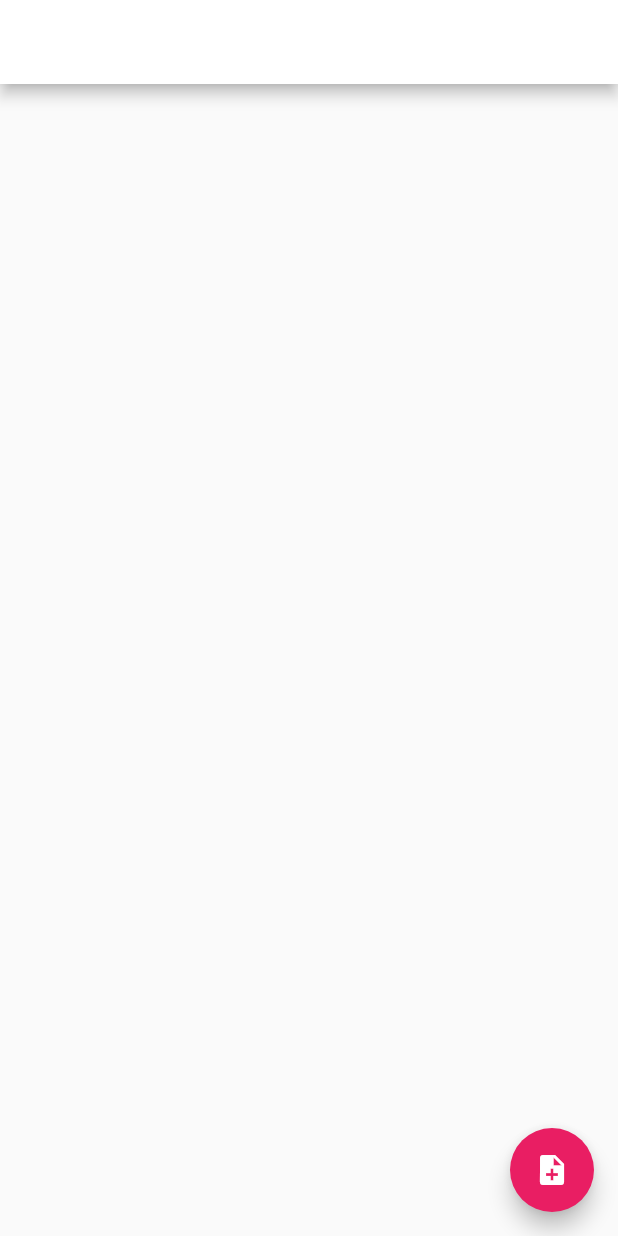
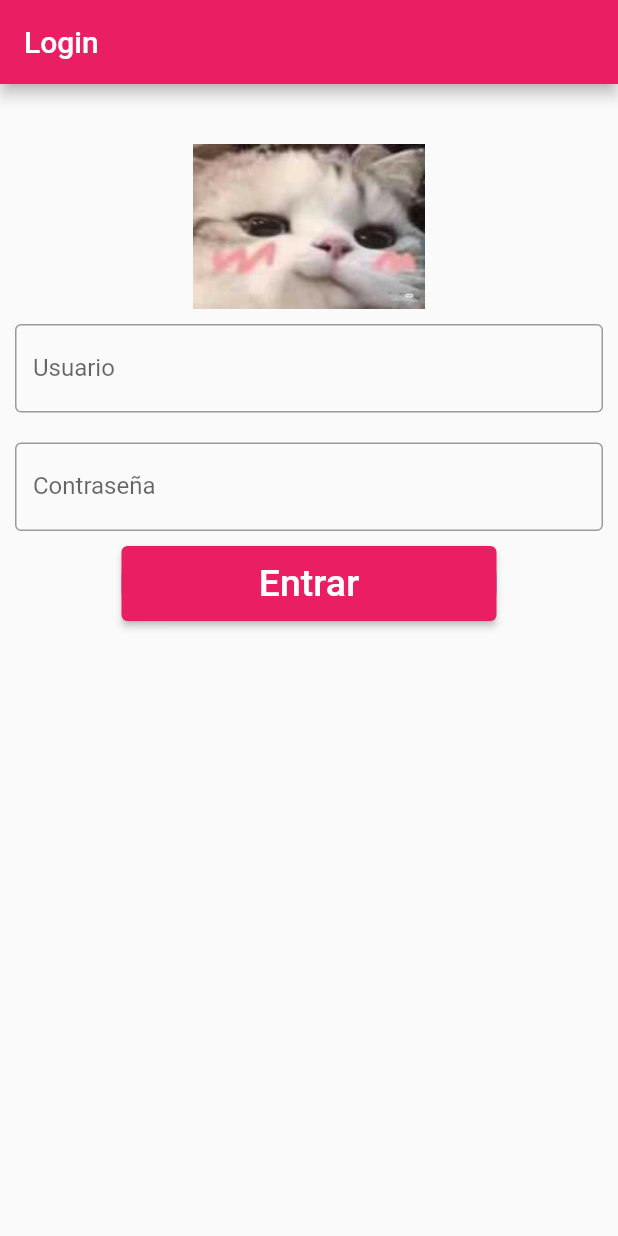
Before and after one commit to FernandoAHQ/NOTAS_JAVI, a Flutter app: the screen it shows after launch, on a phone screen of 412 x 824 dp. Run offline on Flutter 3.47's test engine with Material 2 defaults, Android fonts, the phone set to English and light mode, and no system bars; our stand-ins replace animated_splash_screen, page_transition.

Commit message:
Login creado pero aun no funcional

```diff
--- /dev/null
+++ b/lib/data/users_account_data.dart
@@ -0,0 +1,22 @@
+import '../models/account_model.dart';
+
+List<CuentaModel> cuentas = [
+  CuentaModel(usuario: 'Javier Pech',
+  contrasena: '123456789',
+  correo: 'davidpech161@gmail.com'
+  ),
+   CuentaModel(usuario: 'Raul',
+  contrasena: 'abcdefghi',
+  correo: 'omar_niño_de_dios21@gmail.com',
+  ),
+];
+
+bool obtenerDatosDeUsuario(String identificador, String contrasena){
+
+  for (var element in cuentas) {
+    if ((identificador == element.usuario || identificador == element.correo) && contrasena == element.contrasena) {
+      return true;
+    }
+  }
+  return false;
+}
--- a/lib/main.dart
+++ b/lib/main.dart
@@ -1,6 +1,7 @@
+import 'package:animated_splash_screen/animated_splash_screen.dart';
 import 'package:flutter/material.dart';
-
-import 'otro.dart';
+import 'package:page_transition/page_transition.dart';
+import 'screens/login_screen.dart';
 
 void main() {
   runApp(const MyApp());
@@ -18,7 +19,30 @@ class MyApp extends StatelessWidget {
       theme: ThemeData(
         primarySwatch: Colors.pink,
       ),
-      home: const MyHomePage(title: 'Flutter Demo Home Page'),
+      home: AnimatedSplashScreen(
+        duration: 300,
+        animationDuration: const Duration(milliseconds: 900),
+        nextScreen: const LoginScreen(),
+        splash: const Icon(
+          Icons.home_filled,
+          color: Colors.white,
+          size: 250.0,
+          ),
+        splashIconSize: 250.0,
+        splashTransition: SplashTransition.fadeTransition,
+        pageTransitionType: PageTransitionType.fade,
+        backgroundColor: Colors.pinkAccent,
+      ),
     );
   }
 }
+
+
+class LoginScreen extends StatelessWidget {
+  const LoginScreen({super.key});
+
+  @override
+  Widget build(BuildContext context) {
+    return const Login();
+  }
+}
--- /dev/null
+++ b/lib/models/account_model.dart
@@ -0,0 +1,11 @@
+class CuentaModel {
+  String usuario;
+  String contrasena;
+  String correo;
+
+  CuentaModel({
+    required this.usuario,
+    required this.contrasena,
+    required this.correo,
+  });
+}
--- /dev/null
+++ b/lib/screens/login_screen.dart
@@ -0,0 +1,72 @@
+import 'package:flutter/material.dart';
+
+import '../otro.dart';
+
+class Login extends StatefulWidget {
+  const Login({super.key});
+
+  @override
+  State<Login> createState() => _LoginState();
+}
+
+class _LoginState extends State<Login> {
+  @override
+  Widget build(BuildContext context) {
+    return Scaffold(
+      appBar: AppBar(
+        title: const Text('Login '),
+      ),
+      body: Column(
+        children: [
+          Container(
+            height: 150.0,
+            width: 190.0,
+            padding: const EdgeInsets.only(top: 40),
+            decoration: BoxDecoration(
+              borderRadius: BorderRadius.circular(200),
+            ),
+            child: Center(
+              child: Image.asset('assets/images/gatito.jpeg'),
+            ),
+          ),
+          const Padding(
+            padding: EdgeInsets.all(10.0),
+            child: TextField(
+              decoration: InputDecoration(
+                border: OutlineInputBorder(),
+                labelText: 'Usuario',
+                hintText: 'Ingrese un correo valido'
+              ),
+            ),
+          ),
+          const Padding(
+            padding: EdgeInsets.all(10.0),
+            child: TextField(
+              obscureText: true,
+              decoration: InputDecoration(
+                border: OutlineInputBorder(),
+                labelText: 'Contraseña',
+                hintText: 'Ingrese su contraseña'
+              ),
+            ),
+          ),
+          Container(
+            height: 50,
+            width: 250,
+            decoration: BoxDecoration(
+                color: Colors.blue, borderRadius: BorderRadius.circular(20)),
+            child: ElevatedButton(
+              onPressed: () {
+                Navigator.pushReplacement(
+                    context, MaterialPageRoute(builder: (context) => const MyHomePage(title: 'Flutter Demo Home Page')));
+              },
+              child: const Text(
+                'Entrar',
+                style: TextStyle(color: Colors.white, fontSize: 25),
+              ),
+            ),
+          ),
+        ]),
+    );
+  }
+}
--- a/lib/widgets/nota.dart
+++ b/lib/widgets/nota.dart
@@ -21,7 +21,9 @@ class Nota extends StatelessWidget {
         );
       },
       child: Card(
+        margin: const EdgeInsets.all(3.0),
         child: ListTile(
+          isThreeLine: true,
           title: Text(
             nota.titulo,
             maxLines: 1,
@@ -29,7 +31,7 @@ class Nota extends StatelessWidget {
           ),
           subtitle: Text(
             nota.cuerpo,
-            maxLines: 2,
+            maxLines: 3,
             overflow: TextOverflow.fade,
           ),
         ),
--- a/pubspec.yaml
+++ b/pubspec.yaml
@@ -35,6 +35,8 @@ dependencies:
   # The following adds the Cupertino Icons font to your application.
   # Use with the CupertinoIcons class for iOS style icons.
   cupertino_icons: ^1.0.2
+  animated_splash_screen: ^1.3.0
+  page_transition: ^2.0.9
 
 dev_dependencies:
   flutter_test:
@@ -58,6 +60,8 @@ flutter:
   # the material Icons class.
   uses-material-design: true
 
+  assets:
+    - assets/images/gatito.jpeg
   # To add assets to your application, add an assets section, like this:
   # assets:
   #   - images/a_dot_burr.jpeg
```
Also changed, not shown: lib/data/users_data.dart (+8 -1 lines), lib/otro.dart (+12 -7 lines), lib/screens/accesar_nota_screen.dart (+9 -8 lines), lib/screens/nueva_nota_screen.dart (+13 -14 lines), assets/images/gatito.jpeg (added), pubspec.lock.
